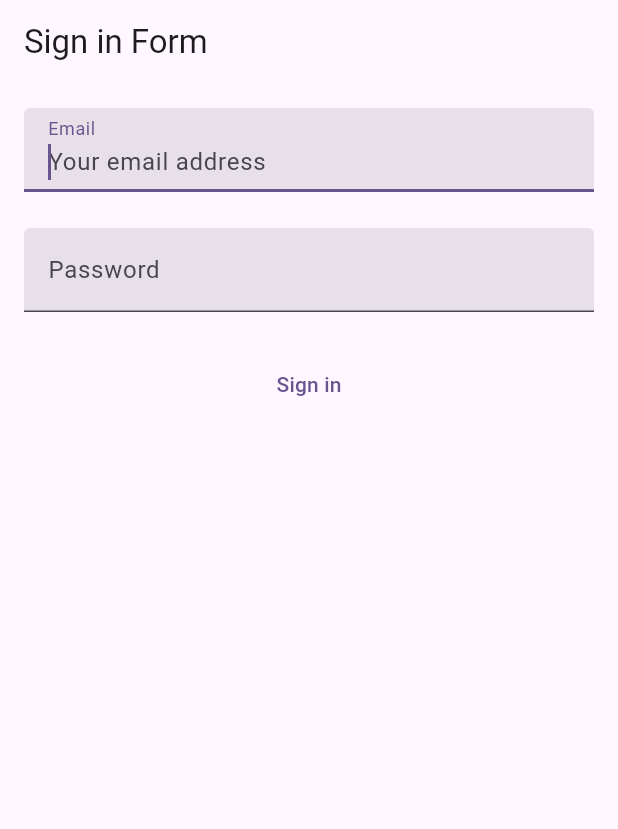
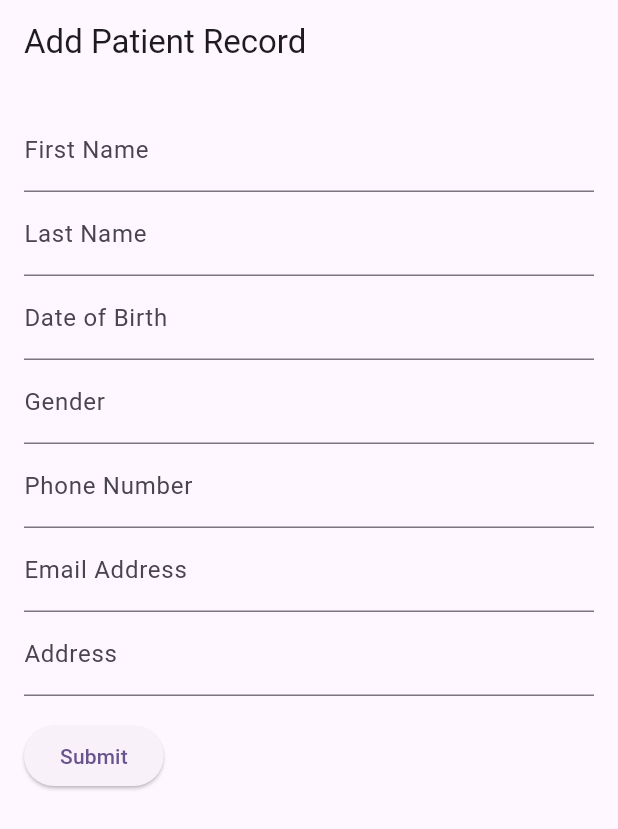
Before and after one commit to techwithAasish/HealthCareMilestone2, a Flutter app: the screen it shows after launch, on a phone screen of 412 x 824 dp. Shown: the top 829 px of the screen. Run offline on Flutter 3.47's test engine with Material 3 defaults, Android fonts, the phone set to English and light mode, and no system bars.

Commit message:
UI for addPatientRecord created

```diff
--- a/lib/main.dart
+++ b/lib/main.dart
@@ -1,6 +1,7 @@
 import 'package:flutter/material.dart';
 import 'package:http/http.dart' as http;
 import 'package:json_annotation/json_annotation.dart';
+import 'package:milestone2/screens/addPatientRecord.dart';
 
 void main() {
   runApp(const MyApp());
@@ -13,13 +14,13 @@ class MyApp extends StatelessWidget {
   @override
   Widget build(BuildContext context) {
     return MaterialApp(
-      title: 'Milestone 2',
-      theme: ThemeData(
-        colorScheme: ColorScheme.fromSeed(seedColor: Colors.deepPurple),
-        useMaterial3: true,
-      ),
-      home: const SignInHttpDemo(),
-    );
+        title: 'Milestone 2',
+        theme: ThemeData(
+          colorScheme: ColorScheme.fromSeed(seedColor: Colors.deepPurple),
+          useMaterial3: true,
+        ),
+        // home: const SignInHttpDemo(),
+        home: const AddPatientRecord());
   }
 }
 
--- /dev/null
+++ b/lib/screens/addPatientRecord.dart
@@ -0,0 +1,148 @@
+import 'package:flutter/material.dart';
+
+class Patient {
+  String firstName = '';
+  String lastName = '';
+  DateTime? dateOfBirth;
+  String gender = '';
+  String phoneNumber = '';
+  String emailAddress = '';
+  String address = '';
+}
+
+class AddPatientRecord extends StatefulWidget {
+  const AddPatientRecord({Key? key}) : super(key: key);
+
+  @override
+  State<AddPatientRecord> createState() => _AddPatientRecordState();
+}
+
+class _AddPatientRecordState extends State<AddPatientRecord> {
+  final _formKey = GlobalKey<FormState>();
+  final Patient _patient = Patient();
+
+  @override
+  Widget build(BuildContext context) {
+    return Scaffold(
+      appBar: AppBar(
+        title: const Text('Add Patient Record'),
+      ),
+      body: Padding(
+        padding: const EdgeInsets.all(16.0),
+        child: Form(
+          key: _formKey,
+          child: Column(
+            crossAxisAlignment: CrossAxisAlignment.start,
+            children: <Widget>[
+              TextFormField(
+                decoration: const InputDecoration(labelText: 'First Name'),
+                validator: (value) {
+                  if (value == null || value.isEmpty) {
+                    return 'Please enter the first name';
+                  }
+                  return null;
+                },
+                onSaved: (value) {
+                  _patient.firstName = value!;
+                },
+              ),
+              TextFormField(
+                decoration: const InputDecoration(labelText: 'Last Name'),
+                validator: (value) {
+                  if (value == null || value.isEmpty) {
+                    return 'Please enter the last name';
+                  }
+                  return null;
+                },
+                onSaved: (value) {
+                  _patient.lastName = value!;
+                },
+              ),
+              TextFormField(
+                decoration: const InputDecoration(labelText: 'Date of Birth'),
+                validator: (value) {
+                  // You can add more sophisticated date validation if needed
+                  if (value == null || value.isEmpty) {
+                    return 'Please enter the date of birth';
+                  }
+                  return null;
+                },
+                onSaved: (value) {
+                  _patient.dateOfBirth = DateTime.parse(value!);
+                },
+              ),
+              TextFormField(
+                decoration: const InputDecoration(labelText: 'Gender'),
+                validator: (value) {
+                  if (value == null || value.isEmpty) {
+                    return 'Please enter the gender';
+                  }
+                  return null;
+                },
+                onSaved: (value) {
+                  _patient.gender = value!;
+                },
+              ),
+              TextFormField(
+                decoration: const InputDecoration(labelText: 'Phone Number'),
+                validator: (value) {
+                  if (value == null || value.isEmpty) {
+                    return 'Please enter the phone number';
+                  }
+                  return null;
+                },
+                onSaved: (value) {
+                  _patient.phoneNumber = value!;
+                },
+              ),
+              TextFormField(
+                decoration: const InputDecoration(labelText: 'Email Address'),
+                validator: (value) {
+                  if (value == null || value.isEmpty) {
+                    return 'Please enter the email address';
+                  }
+                  return null;
+                },
+                onSaved: (value) {
+                  _patient.emailAddress = value!;
+                },
+              ),
+              TextFormField(
+                decoration: const InputDecoration(labelText: 'Address'),
+                validator: (value) {
+                  if (value == null || value.isEmpty) {
+                    return 'Please enter the address';
+                  }
+                  return null;
+                },
+                onSaved: (value) {
+                  _patient.address = value!;
+                },
+              ),
+              Padding(
+                padding: const EdgeInsets.symmetric(vertical: 16.0),
+                child: ElevatedButton(
+                  onPressed: () {
+                    if (_formKey.currentState!.validate()) {
+                      _formKey.currentState!.save();
+                      // You can add logic here to save the patient record
+                      // For now, let's print the patient information
+                      print(_patient.firstName);
+                      print(_patient.lastName);
+                      print(_patient.dateOfBirth);
+                      print(_patient.gender);
+                      print(_patient.phoneNumber);
+                      print(_patient.emailAddress);
+                      print(_patient.address);
+                    }
+                  },
+                  child: const Text('Submit'),
+                ),
+              ),
+            ],
+          ),
+        ),
+      ),
+    );
+  }
+}
```
